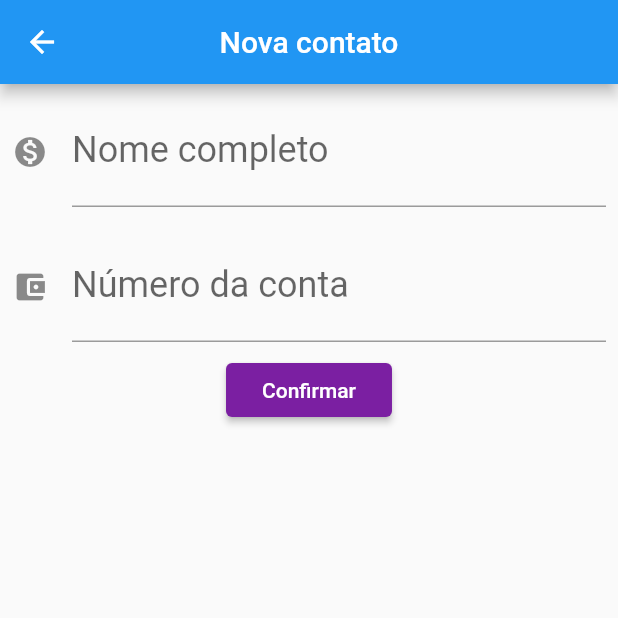
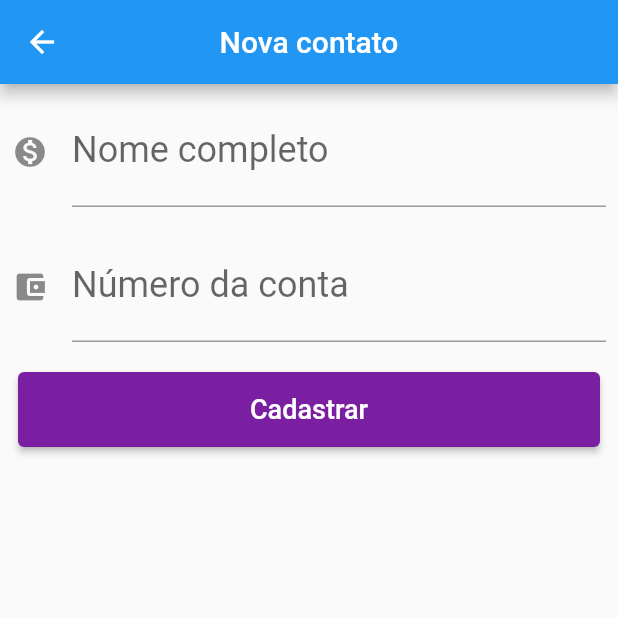
Before and after one commit to DavidCarrilho/flutterbank, a Flutter app: the ContactForm screen opened directly, on a phone screen of 412 x 824 dp, the top half of it. Run offline on Flutter 3.47's test engine with Material 2 defaults, Android fonts, the phone set to English and light mode, and no system bars; our stand-ins replace sqflite; missing offline and left inert: http_interceptor; accounts and stored records are empty; statements that could not run were skipped.

```diff
--- a/lib/app/pages/contact_form.dart
+++ b/lib/app/pages/contact_form.dart
@@ -1,4 +1,5 @@
 import 'package:flutter/material.dart';
+import 'package:flutter/widgets.dart';
 
 import '../../db/dao/contact_dao.dart';
 import '../components/components.dart';
@@ -9,7 +10,7 @@ const _fullNameFieldLabel = "Nome completo";
 const _fullNameFieldHint = "Nome completo";
 const _numberAccountFieldLabel = "Número da conta";
 const _numberAccountFieldHint = "1234";
-const _confirmationButtonText = "Confirmar";
+const _confirmationButtonText = "Cadastrar";
 
 class ContactForm extends StatefulWidget {
   @override
@@ -17,7 +18,8 @@ class ContactForm extends StatefulWidget {
 }
 
 class _ContactFormState extends State<ContactForm> {
-  final TextEditingController _accountNumberController = TextEditingController();
+  final TextEditingController _accountNumberController =
+      TextEditingController();
   final TextEditingController _nameController = TextEditingController();
   final ContactDao _dao = ContactDao();
   @override
@@ -43,7 +45,12 @@ class _ContactFormState extends State<ContactForm> {
               hint: _numberAccountFieldHint,
               icon: Icons.account_balance_wallet,
             ),
-            RaisedButton(
+            const SizedBox(height: 12.0),
+            Container(
+              width: double.maxFinite,
+              height: 50.0,
+              margin: const EdgeInsets.symmetric(horizontal: 12.0),
+              child: RaisedButton(
                 onPressed: () {
                   final String name = _nameController.text;
                   final int accountNumer =
@@ -53,10 +60,15 @@ class _ContactFormState extends State<ContactForm> {
                     name: name,
                     accountNumber: accountNumer,
                   );
-                _dao.saveContact(contact: newContact)
+                  _dao
+                      .saveContact(contact: newContact)
                       .then((id) => Navigator.pop(context));
                 },
-              child: Text(_confirmationButtonText),
+                child: Text(
+                  _confirmationButtonText,
+                  style: TextStyle(fontSize: 18.0),
+                ),
+              ),
             )
           ],
         ),
--- a/lib/app/pages/dashboard_page.dart
+++ b/lib/app/pages/dashboard_page.dart
@@ -56,7 +56,7 @@ class DashboardPage extends StatelessWidget {
                   name: 'Transferência',
                   icon: Icons.monetization_on,
                   onClick: () =>
-                      _navigation(context: context, page: ContactList()),
+                      _navigation(context: context, page: ContactsList()),
                 ),
                 const SizedBox(width: 8.0),
                 FeatureItemWidget(
--- a/lib/app/pages/pages.dart
+++ b/lib/app/pages/pages.dart
@@ -1,5 +1,5 @@
 export 'contact_form.dart';
-export 'contact_list.dart';
+export 'contacts_list.dart';
 export 'dashboard_page.dart';
 export 'home_page.dart';
 export 'transactions_list.dart';
```
Also changed, not shown: lib/app/pages/contacts_list.dart (renamed from lib/app/pages/contact_list.dart, +13 -4 lines), lib/app/pages/transaction_form.dart (added, +84 -0 lines), lib/main.dart (+6 -6 lines), 2 other files. Lines whose indentation alone changed are shown as unchanged.
